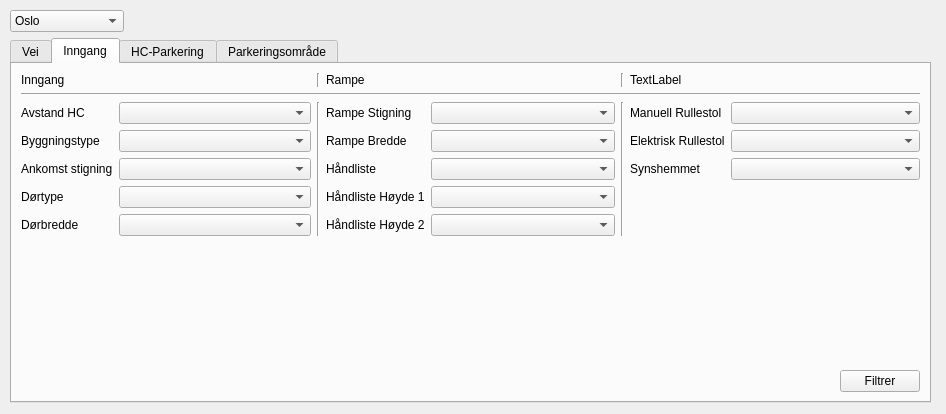
Above: master_dialog_base.ui from KaspArno/MasterGUI before the change. Below: the same form after it.
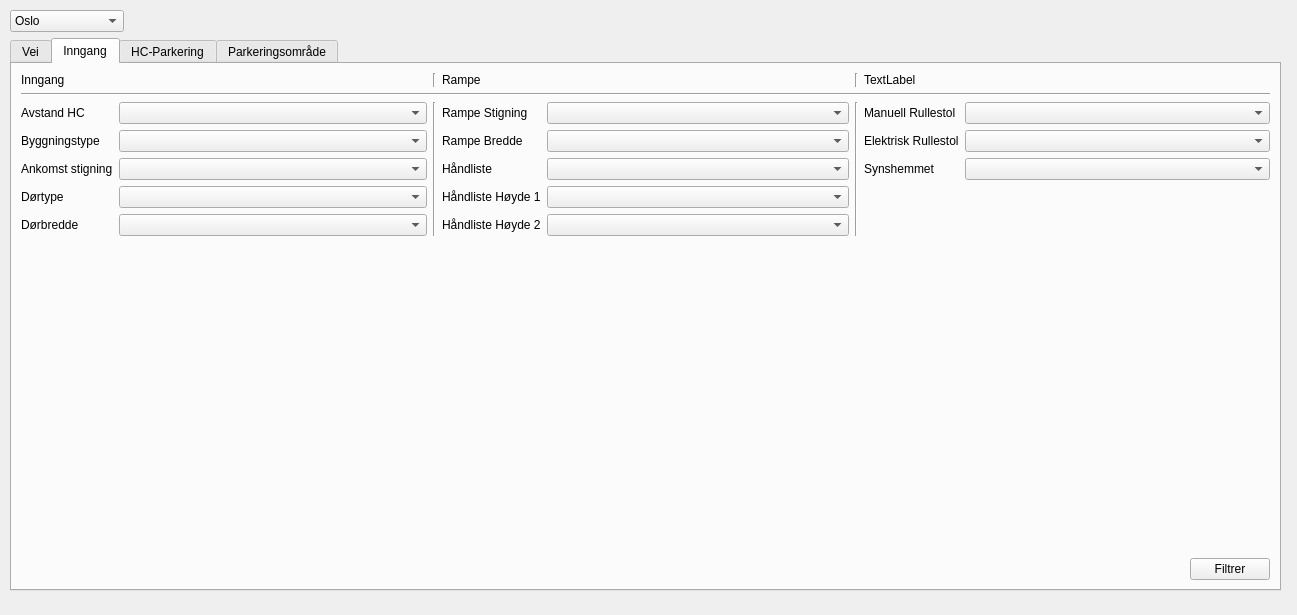
That is the form after the change.

Patch:
```diff
--- a/master_dialog_base.ui
+++ b/master_dialog_base.ui
@@ -6,8 +6,8 @@
    <rect>
     <x>0</x>
     <y>0</y>
-    <width>946</width>
-    <height>414</height>
+    <width>1297</width>
+    <height>615</height>
    </rect>
   </property>
   <property name="windowTitle">
@@ -34,8 +34,8 @@
     <rect>
      <x>10</x>
      <y>10</y>
-     <width>921</width>
-     <height>393</height>
+     <width>1271</width>
+     <height>581</height>
     </rect>
    </property>
    <layout class="QVBoxLayout" name="verticalLayout_3">
```
Left out of the diff: 7 changed lines with no effect on the pictures.
